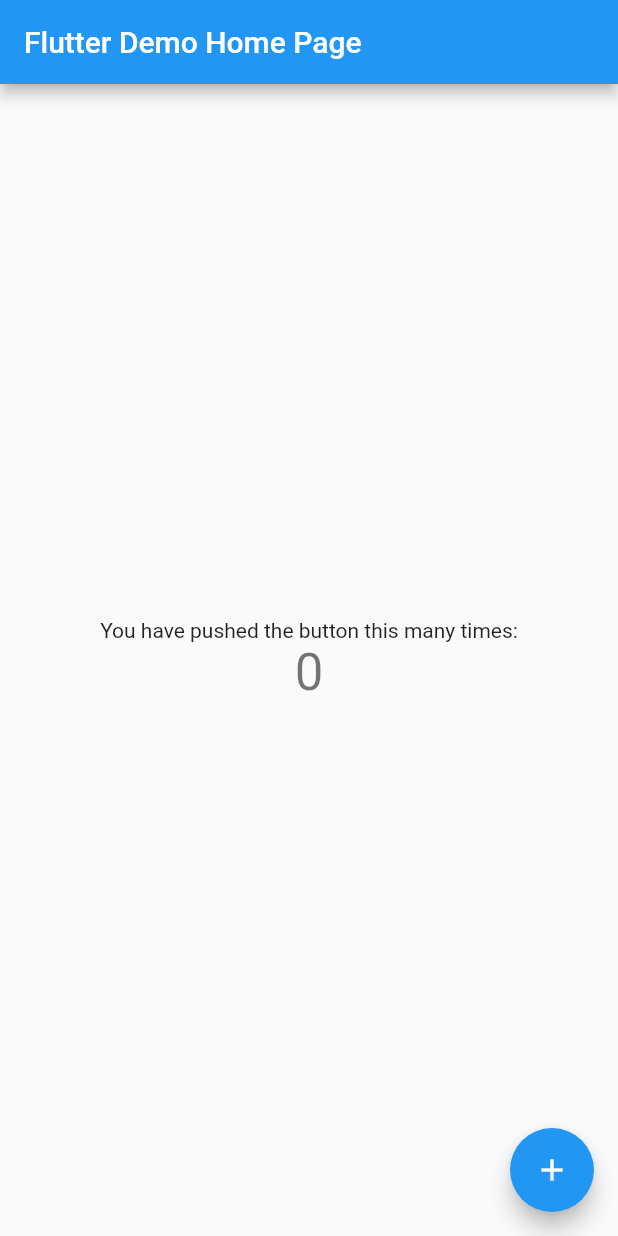
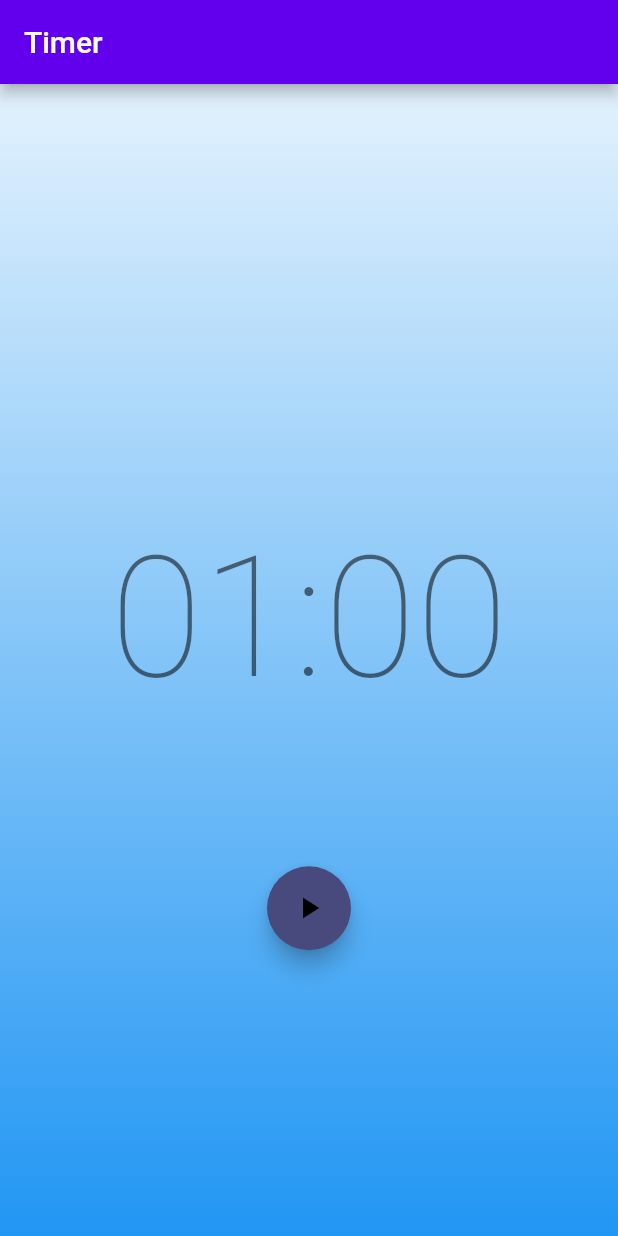
Before and after one commit to rexfilius/study_flutter, a Flutter app: the screen it shows after launch, on a phone screen of 412 x 824 dp. Run offline on Flutter 3.47's test engine with Material 2 defaults, Android fonts, the phone set to English and light mode, and no system bars; our stand-ins replace bloc, equatable, flutter_bloc.

Commit message:
timer app

```diff
--- /dev/null
+++ b/lib/app.dart
@@ -0,0 +1,20 @@
+import 'package:flutter/material.dart';
+import 'package:study_flutter/timer/view/timer_page.dart';
+
+class App extends StatelessWidget {
+  const App({super.key});
+
+  @override
+  Widget build(BuildContext context) {
+    return MaterialApp(
+      title: 'Timer',
+      theme: ThemeData(
+        primaryColor: const Color.fromRGBO(109, 234, 255, 1),
+        colorScheme: const ColorScheme.light(
+          secondary: Color.fromRGBO(72, 74, 126, 1),
+        ),
+      ),
+      home: const TimerPage(),
+    );
+  }
+}
--- a/lib/main.dart
+++ b/lib/main.dart
@@ -1,77 +1,6 @@
 import 'package:flutter/material.dart';
+import 'package:study_flutter/app.dart';
 
 void main() {
-  runApp(const MyApp());
+  runApp(const App());
 }
-
-class MyApp extends StatelessWidget {
-  const MyApp({super.key});
-
-  // This widget is the root of your application.
-  @override
-  Widget build(BuildContext context) {
-    return MaterialApp(
-      title: 'Flutter Demo',
-      theme: ThemeData(
-        // This is the theme of your application.
-        //
-        // Try running your application with "flutter run". You'll see the
-        // application has a blue toolbar. Then, without quitting the app, try
-        // changing the primarySwatch below to Colors.green and then invoke
-        // "hot reload" (press "r" in the console where you ran "flutter run",
-        // or simply save your changes to "hot reload" in a Flutter IDE).
-        // Notice that the counter didn't reset back to zero; the application
-        // is not restarted.
-        primarySwatch: Colors.blue,
-      ),
-      home: const MyHomePage(title: 'Flutter Demo Home Page'),
-    );
-  }
-}
-
-class MyHomePage extends StatefulWidget {
-  const MyHomePage({super.key, required this.title});
-
-  final String title;
-
-  @override
-  State<MyHomePage> createState() => _MyHomePageState();
-}
-
-class _MyHomePageState extends State<MyHomePage> {
-  int _counter = 0;
-
-  void _incrementCounter() {
-    setState(() {
-      _counter++;
-    });
-  }
-
-  @override
-  Widget build(BuildContext context) {
-    return Scaffold(
-      appBar: AppBar(
-        title: Text(widget.title),
-      ),
-      body: Center(
-        child: Column(
-          mainAxisAlignment: MainAxisAlignment.center,
-          children: <Widget>[
-            const Text(
-              'You have pushed the button this many times:',
-            ),
-            Text(
-              '$_counter',
-              style: Theme.of(context).textTheme.headlineMedium,
-            ),
-          ],
-        ),
-      ),
-      floatingActionButton: FloatingActionButton(
-        onPressed: _incrementCounter,
-        tooltip: 'Increment',
-        child: const Icon(Icons.add),
-      ),
-    );
-  }
-}
--- /dev/null
+++ b/lib/ticker.dart
@@ -0,0 +1,10 @@
+class Ticker {
+  const Ticker();
+
+  Stream<int> tick({required int ticks}) {
+    return Stream.periodic(
+      const Duration(seconds: 1),
+      (x) => ticks - x - 1,
+    ).take(ticks);
+  }
+}
--- /dev/null
+++ b/lib/timer/bloc/timer_bloc.dart
@@ -0,0 +1,65 @@
+import 'dart:async';
+
+import 'package:bloc/bloc.dart';
+import 'package:equatable/equatable.dart';
+import 'package:study_flutter/ticker.dart';
+
+part 'timer_event.dart';
+part 'timer_state.dart';
+
+class TimerBloc extends Bloc<TimerEvent, TimerState> {
+  final Ticker _ticker;
+  static const int _duration = 60;
+  StreamSubscription<int>? _tickerSubscription;
+
+  TimerBloc({required Ticker ticker})
+      : _ticker = ticker,
+        super(const TimerInitial(_duration)) {
+    on<TimerStarted>(_onStarted);
+    on<TimerPaused>(_onPaused);
+    on<TimerResumed>(_onResumed);
+    on<TimerReset>(_onReset);
+    on<_TimerTicked>(_onTicked);
+  }
+
+  @override
+  Future<void> close() {
+    _tickerSubscription?.cancel();
+    return super.close();
+  }
+
+  void _onStarted(TimerStarted event, Emitter<TimerState> emit) {
+    emit(TimerRunInProgress(event.duration));
+    _tickerSubscription?.cancel();
+    _tickerSubscription = _ticker
+        .tick(ticks: event.duration)
+        .listen((duration) => add(_TimerTicked(duration: duration)));
+  }
+
+  void _onPaused(TimerPaused event, Emitter<TimerState> emit) {
+    if (state is TimerRunInProgress) {
+      _tickerSubscription?.pause();
+      emit(TimerRunPause(state.duration));
+    }
+  }
+
+  void _onResumed(TimerResumed event, Emitter<TimerState> emit) {
+    if (state is TimerRunPause) {
+      _tickerSubscription?.resume();
+      emit(TimerRunInProgress(state.duration));
+    }
+  }
+
+  void _onReset(TimerReset event, Emitter<TimerState> emit) {
+    _tickerSubscription?.cancel();
+    emit(const TimerInitial(_duration));
+  }
+
+  void _onTicked(_TimerTicked event, Emitter<TimerState> emit) {
+    emit(
+      event.duration > 0
+          ? TimerRunInProgress(event.duration)
+          : const TimerRunComplete(),
+    );
+  }
+}
--- /dev/null
+++ b/lib/timer/bloc/timer_event.dart
@@ -0,0 +1,29 @@
+part of 'timer_bloc.dart';
+
+abstract class TimerEvent {
+  const TimerEvent();
+}
+
+class TimerStarted extends TimerEvent {
+  const TimerStarted({required this.duration});
+
+  final int duration;
+}
+
+class TimerPaused extends TimerEvent {
+  const TimerPaused();
+}
+
+class TimerResumed extends TimerEvent {
+  const TimerResumed();
+}
+
+class TimerReset extends TimerEvent {
+  const TimerReset();
+}
+
+class _TimerTicked extends TimerEvent {
+  const _TimerTicked({required this.duration});
+
+  final int duration;
+}
--- /dev/null
+++ b/lib/timer/bloc/timer_state.dart
@@ -0,0 +1,35 @@
+part of 'timer_bloc.dart';
+
+abstract class TimerState extends Equatable {
+  final int duration;
+
+  const TimerState(this.duration);
+
+  @override
+  List<Object?> get props => [duration];
+}
+
+class TimerInitial extends TimerState {
+  const TimerInitial(super.duration);
+
+  @override
+  String toString() => "TimerInitial { duration: $duration }";
+}
+
+class TimerRunPause extends TimerState {
+  const TimerRunPause(super.duration);
+
+  @override
+  String toString() => "TimerRunPause { duration: $duration }";
+}
+
+class TimerRunInProgress extends TimerState {
+  const TimerRunInProgress(super.duration);
+
+  @override
+  String toString() => "TimerRunInProgress { duration: $duration }";
+}
+
+class TimerRunComplete extends TimerState {
+  const TimerRunComplete() : super(0);
+}
--- /dev/null
+++ b/lib/timer/view/components/background.dart
@@ -0,0 +1,21 @@
+import 'package:flutter/material.dart';
+
+class Background extends StatelessWidget {
+  const Background({super.key});
+
+  @override
+  Widget build(BuildContext context) {
+    return Container(
+      decoration: BoxDecoration(
+        gradient: LinearGradient(
+          begin: Alignment.topCenter,
+          end: Alignment.bottomCenter,
+          colors: [
+            Colors.blue.shade50,
+            Colors.blue.shade500,
+          ],
+        ),
+      ),
+    );
+  }
+}
--- /dev/null
+++ b/lib/timer/view/components/timer_actions.dart
@@ -0,0 +1,60 @@
+import 'package:flutter/material.dart';
+import 'package:flutter_bloc/flutter_bloc.dart';
+import 'package:study_flutter/timer/bloc/timer_bloc.dart';
+
+class TimerActions extends StatelessWidget {
+  const TimerActions({super.key});
+
+  @override
+  Widget build(BuildContext context) {
+    return BlocBuilder<TimerBloc, TimerState>(
+      buildWhen: (prev, state) => prev.runtimeType != state.runtimeType,
+      builder: (context, state) {
+        return Row(
+          mainAxisAlignment: MainAxisAlignment.spaceEvenly,
+          children: [
+            if (state is TimerInitial) ...[
+              FloatingActionButton(
+                child: const Icon(Icons.play_arrow),
+                onPressed: () => context
+                    .read<TimerBloc>()
+                    .add(TimerStarted(duration: state.duration)),
+              ),
+            ],
+            if (state is TimerRunInProgress) ...[
+              FloatingActionButton(
+                child: const Icon(Icons.pause),
+                onPressed: () =>
+                    context.read<TimerBloc>().add(const TimerPaused()),
+              ),
+              FloatingActionButton(
+                child: const Icon(Icons.replay),
+                onPressed: () =>
+                    context.read<TimerBloc>().add(const TimerReset()),
+              ),
+            ],
+            if (state is TimerRunPause) ...[
+              FloatingActionButton(
+                child: const Icon(Icons.play_arrow),
+                onPressed: () =>
+                    context.read<TimerBloc>().add(const TimerResumed()),
+              ),
+              FloatingActionButton(
+                child: const Icon(Icons.replay),
+                onPressed: () =>
+                    context.read<TimerBloc>().add(const TimerReset()),
+              ),
+            ],
+            if (state is TimerRunComplete) ...[
+              FloatingActionButton(
+                child: const Icon(Icons.replay),
+                onPressed: () =>
+                    context.read<TimerBloc>().add(const TimerReset()),
+              ),
+            ],
+          ],
+        );
+      },
+    );
+  }
+}
--- /dev/null
+++ b/lib/timer/view/components/timer_text.dart
@@ -0,0 +1,20 @@
+import 'package:flutter/material.dart';
+import 'package:flutter_bloc/flutter_bloc.dart';
+import 'package:study_flutter/timer/bloc/timer_bloc.dart';
+
+class TimerText extends StatelessWidget {
+  const TimerText({super.key});
+
+  @override
+  Widget build(BuildContext context) {
+    final duration = context.select((TimerBloc bloc) => bloc.state.duration);
+    final minutesStr =
+        ((duration / 60) % 60).floor().toString().padLeft(2, '0');
+    final secondsStr = (duration % 60).floor().toString().padLeft(2, '0');
+
+    return Text(
+      '$minutesStr:$secondsStr',
+      style: Theme.of(context).textTheme.displayLarge,
+    );
+  }
+}
--- /dev/null
+++ b/lib/timer/view/timer_page.dart
@@ -0,0 +1,48 @@
+import 'package:flutter/material.dart';
+import 'package:flutter_bloc/flutter_bloc.dart';
+import 'package:study_flutter/ticker.dart';
+import 'package:study_flutter/timer/bloc/timer_bloc.dart';
+import 'package:study_flutter/timer/view/components/background.dart';
+import 'package:study_flutter/timer/view/components/timer_actions.dart';
+import 'package:study_flutter/timer/view/components/timer_text.dart';
+
+class TimerPage extends StatelessWidget {
+  const TimerPage({super.key});
+
+  @override
+  Widget build(BuildContext context) {
+    return BlocProvider(
+      create: (_) => TimerBloc(ticker: const Ticker()),
+      child: const TimerView(),
+    );
+  }
+}
+
+class TimerView extends StatelessWidget {
+  const TimerView({super.key});
+
+  @override
+  Widget build(BuildContext context) {
+    return Scaffold(
+      appBar: AppBar(
+        title: const Text('Timer'),
+      ),
+      body: Stack(
+        children: [
+          const Background(),
+          Column(
+            mainAxisAlignment: MainAxisAlignment.center,
+            crossAxisAlignment: CrossAxisAlignment.center,
+            children: const <Widget>[
+              Padding(
+                padding: EdgeInsets.symmetric(vertical: 100.0),
+                child: Center(child: TimerText()),
+              ),
+              TimerActions(),
+            ],
+          ),
+        ],
+      ),
+    );
+  }
+}
```
Also changed, not shown: pubspec.yaml (+3 -7 lines), lib/timer/timer.dart (added), pubspec.lock, 63 other files.
